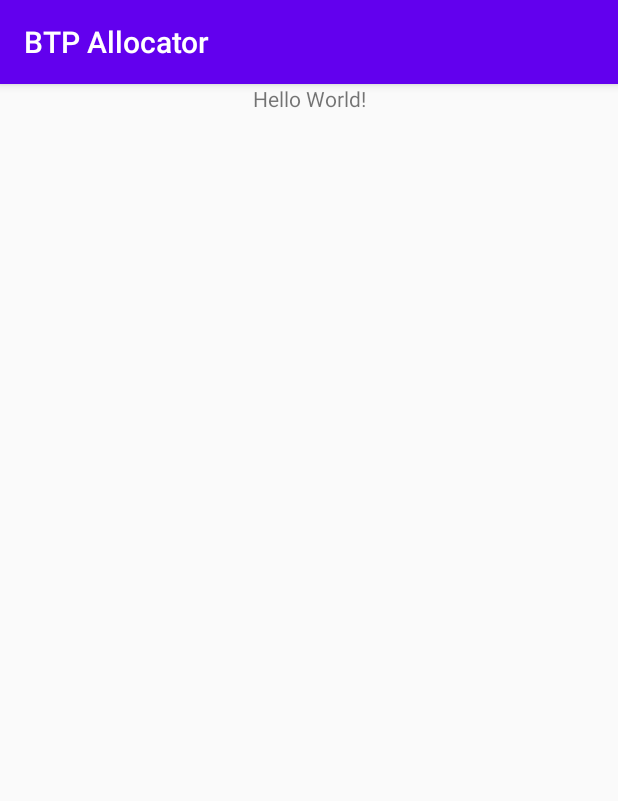
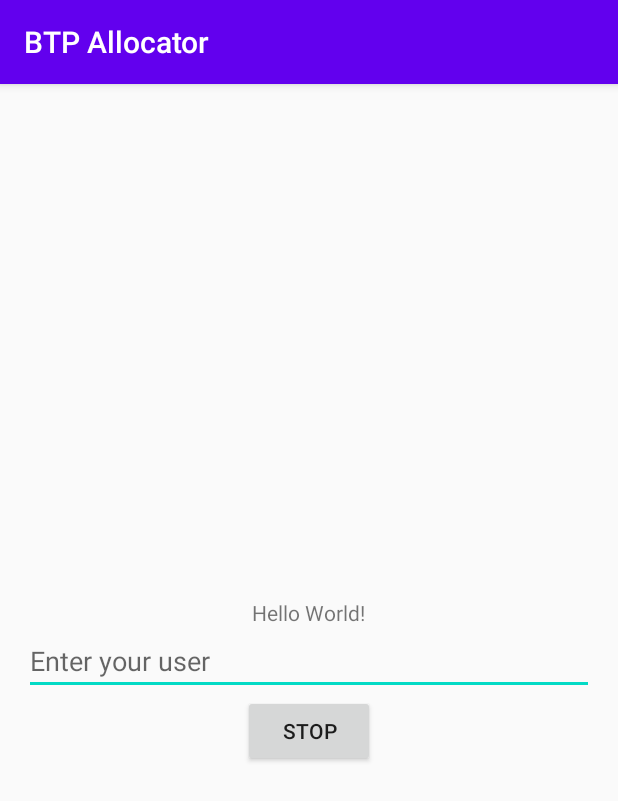
Before and after one commit to rum22/btp_allocator, an Android app: the screen it shows after launch (MainActivity), on a phone screen of 412 x 824 dp. Shown: the top 801 px of the screen. Run offline under Robolectric (Android 15) with nearby library versions, the phone set to English and light mode, and no system bars.

```diff
--- a/app/build.gradle
+++ b/app/build.gradle
@@ -30,6 +30,12 @@ dependencies {
   implementation 'androidx.core:core-ktx:1.3.2'
   implementation 'androidx.appcompat:appcompat:1.2.0'
   implementation 'androidx.constraintlayout:constraintlayout:2.0.4'
+  implementation "io.reactivex.rxjava2:rxandroid:2.1.0"
+
+  //Room Database
+  implementation "android.arch.persistence.room:runtime:2.1.0"
+  annotationProcessor("android.arch.persistence.room:compiler:2.1.0")
+
   testImplementation 'junit:junit:4.12'
   androidTestImplementation 'androidx.test.ext:junit:1.1.2'
   androidTestImplementation 'androidx.test.espresso:espresso-core:3.3.0'
--- a/app/src/main/java/com/example/btpallocator/views/MainActivity.kt
+++ b/app/src/main/java/com/example/btpallocator/views/MainActivity.kt
@@ -7,5 +7,6 @@ class MainActivity : AppCompatActivity() {
     override fun onCreate(savedInstanceState: Bundle?) {
         super.onCreate(savedInstanceState)
         setContentView(R.layout.activity_main)
+
     }
 }
--- a/app/src/main/res/layout/activity_main.xml
+++ b/app/src/main/res/layout/activity_main.xml
@@ -1,18 +1,32 @@
 <?xml version="1.0" encoding="utf-8"?>
-<androidx.constraintlayout.widget.ConstraintLayout xmlns:android="http://schemas.android.com/apk/res/android"
+<LinearLayout xmlns:android="http://schemas.android.com/apk/res/android"
     xmlns:app="http://schemas.android.com/apk/res-auto"
     xmlns:tools="http://schemas.android.com/tools"
     android:layout_width="match_parent"
     android:layout_height="match_parent"
-    tools:context=".MainActivity"
-    >
+    android:orientation="vertical"
+    android:gravity="center"
+    android:padding="16dp"
+    tools:context=".MainActivity">
+
     <TextView
+        android:id="@+id/tvName"
         android:layout_width="wrap_content"
         android:layout_height="wrap_content"
         android:text="Hello World!"
-        app:layout_constraintLeft_toLeftOf="parent"
-        app:layout_constraintRight_toRightOf="parent"
-        app:layout_constraintTop_toTopOf="parent"
-        />
+        android:layout_marginTop="30dp" />
 
-</androidx.constraintlayout.widget.ConstraintLayout>
+    <EditText
+        android:id="@+id/etName"
+        android:layout_width="match_parent"
+        android:layout_height="wrap_content"
+        android:hint="Enter your user"
+        app:layout_constraintTop_toBottomOf="@+id/tvName" />
+
+    <Button
+        android:id="@+id/btnStop"
+        android:layout_width="wrap_content"
+        android:layout_height="wrap_content"
+        android:text="Stop" />
+
+</LinearLayout>
--- a/app/src/main/res/values/strings.xml
+++ b/app/src/main/res/values/strings.xml
@@ -1,3 +1,4 @@
 <resources>
     <string name="app_name">BTP Allocator</string>
+    <string name="db_name">BTP Allocator</string>
 </resources>
```
Also changed, not shown: app/src/main/java/com/example/btpallocator/database/AppDatabase.kt (added, +42 -0 lines), app/src/main/java/com/example/btpallocator/database/dao/StudentDao.kt (added, +24 -0 lines), app/src/main/java/com/example/btpallocator/database/models/StudentResponseData.kt (added, +23 -0 lines), app/src/main/java/com/example/btpallocator/viewmodel/BaseViewModel.kt (added, +23 -0 lines).
